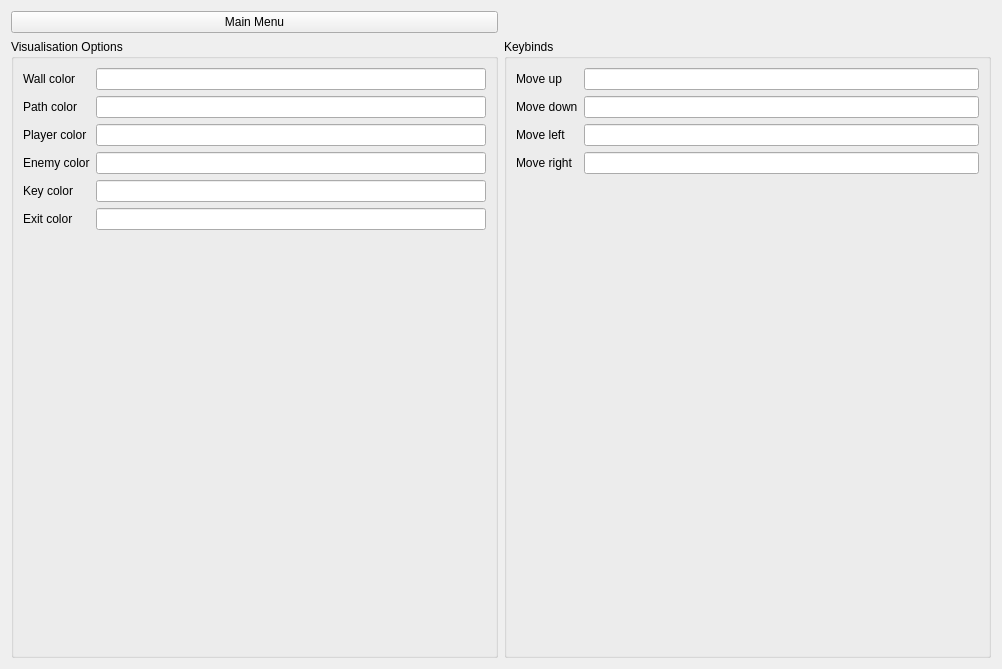
Before: the Qt Designer form QT_UI_Design/UI_OptionsScreen.ui in JasonLiu1229/Automata-Group-Project_2021-2022, drawn with Qt 5.
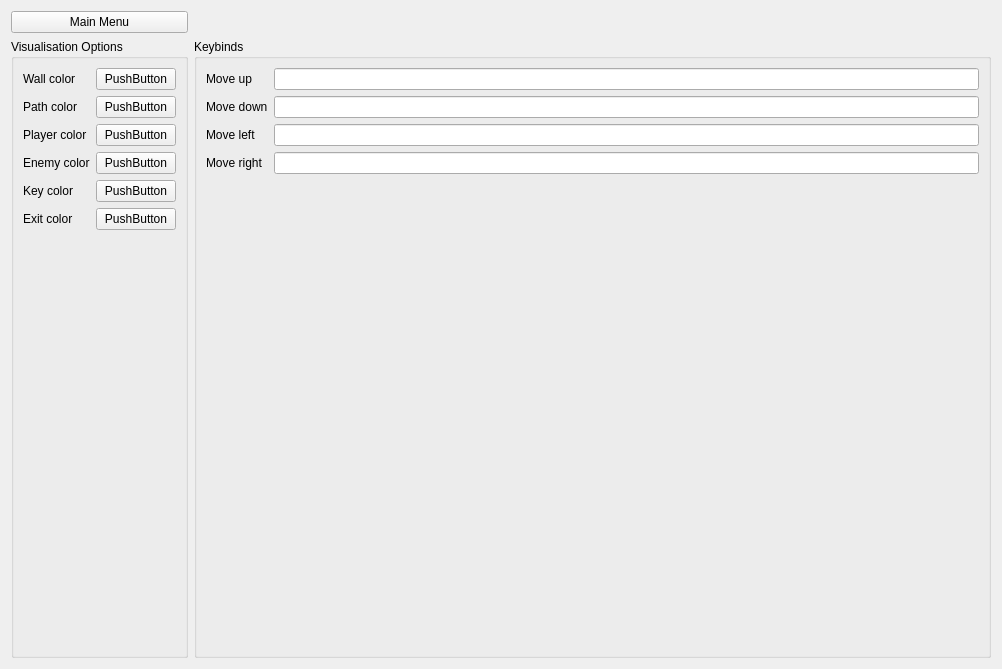
After: the same form once the commit is applied.

What changed in the file:
```diff
--- a/QT_UI_Design/UI_OptionsScreen.ui
+++ b/QT_UI_Design/UI_OptionsScreen.ui
@@ -105,6 +105,13 @@
         </property>
        </widget>
       </item>
+      <item row="1" column="1">
+       <widget class="QPushButton" name="pushButton_2">
+        <property name="text">
+         <string>PushButton</string>
+        </property>
+       </widget>
+      </item>
       <item row="2" column="0">
        <widget class="QLabel" name="playerColorLabel">
         <property name="text">
@@ -112,6 +119,13 @@
         </property>
        </widget>
       </item>
+      <item row="2" column="1">
+       <widget class="QPushButton" name="pushButton_3">
+        <property name="text">
+         <string>PushButton</string>
+        </property>
+       </widget>
+      </item>
       <item row="3" column="0">
        <widget class="QLabel" name="enemyColorLabel">
         <property name="text">
@@ -119,6 +133,13 @@
         </property>
        </widget>
       </item>
+      <item row="3" column="1">
+       <widget class="QPushButton" name="pushButton_4">
+        <property name="text">
+         <string>PushButton</string>
+        </property>
+       </widget>
+      </item>
       <item row="4" column="0">
        <widget class="QLabel" name="keyColorLabel">
         <property name="text">
@@ -126,6 +147,13 @@
         </property>
        </widget>
       </item>
+      <item row="4" column="1">
+       <widget class="QPushButton" name="pushButton_5">
+        <property name="text">
+         <string>PushButton</string>
+        </property>
+       </widget>
+      </item>
       <item row="5" column="0">
        <widget class="QLabel" name="exitColorLabel">
         <property name="text">
@@ -134,22 +162,18 @@
        </widget>
       </item>
       <item row="5" column="1">
-       <widget class="QLineEdit" name="exitColorPicker"/>
-      </item>
-      <item row="4" column="1">
-       <widget class="QLineEdit" name="keyColorPicker"/>
-      </item>
-      <item row="3" column="1">
-       <widget class="QLineEdit" name="enemyColorPicker"/>
-      </item>
-      <item row="2" column="1">
-       <widget class="QLineEdit" name="playerColorPicker"/>
-      </item>
-      <item row="1" column="1">
-       <widget class="QLineEdit" name="pathColorPicker"/>
+       <widget class="QPushButton" name="pushButton_6">
+        <property name="text">
+         <string>PushButton</string>
+        </property>
+       </widget>
       </item>
       <item row="0" column="1">
-       <widget class="QLineEdit" name="wallColorPicker"/>
+       <widget class="QPushButton" name="wallColorPick">
+        <property name="text">
+         <string>PushButton</string>
+        </property>
+       </widget>
       </item>
      </layout>
     </widget>
```
